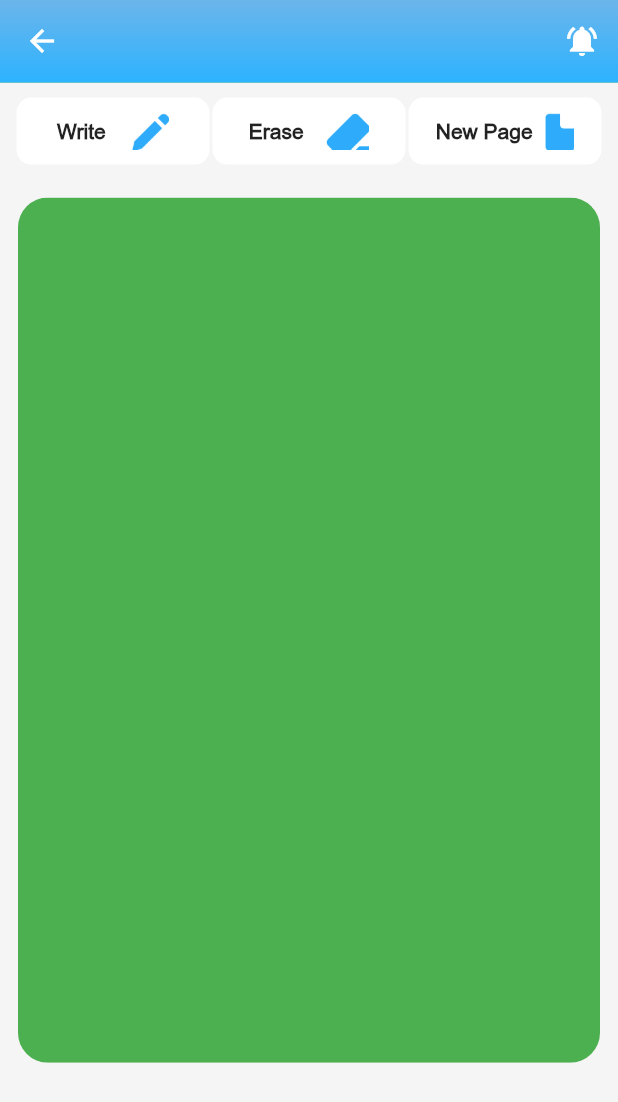
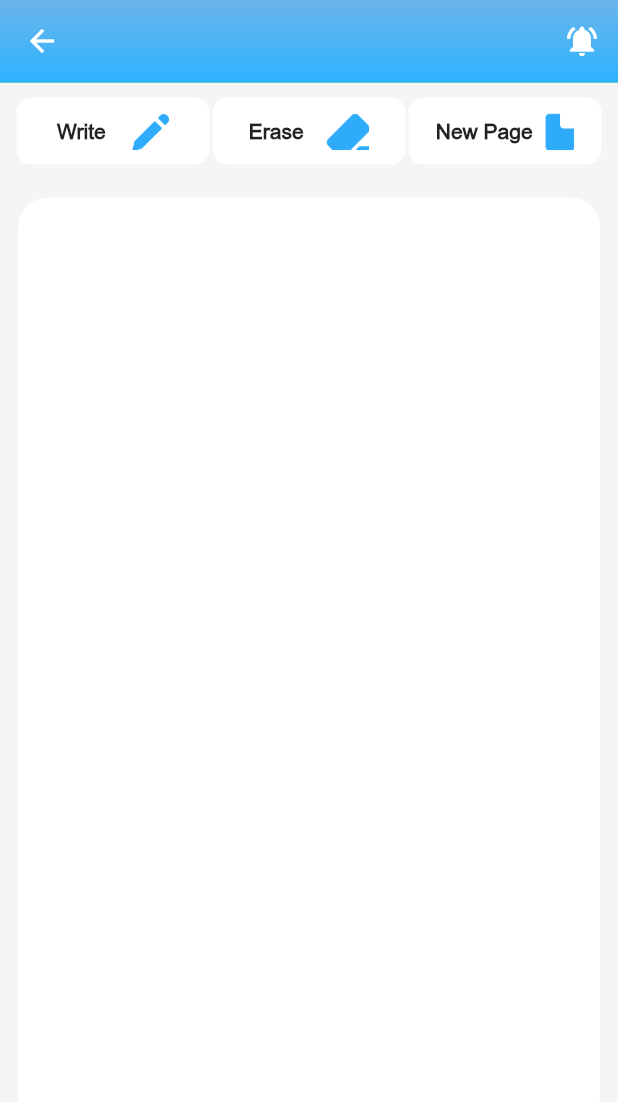
Before and after one commit to muhammadZohaibG/kyabaatapp, a Flutter app: the WriteScreen screen opened directly with empty values, after a tap on "New Page", on a phone screen of 412 x 824 dp. Shown: the top 1102 px of the screen. Run offline on Flutter 3.47's test engine with Material 2 defaults, Android fonts, the phone set to English and light mode, and no system bars; our stand-ins replace audioplayers, get, google_fonts, sensors_plus.

Commit message:
update by shahab..

```diff
--- a/lib/Views/Screens/VoicesCategories/Screens/Write/Painter/Painter.dart
+++ b/lib/Views/Screens/VoicesCategories/Screens/Write/Painter/Painter.dart
@@ -1,32 +1,51 @@
+
 import 'dart:ui';
 
 import 'package:flutter/cupertino.dart';
 import 'package:flutter/material.dart';
+import 'package:howsfeeling/Views/Screens/VoicesCategories/Screens/Write/Painter/PainterModel.dart';
 
 class MyCustomPainter extends CustomPainter {
-  List<Offset>? points = [];
+ /* List<Offset>? points = [];
 
   MyCustomPainter({
     this.points,
-  });
+  });*/
+  final List<PainterModel>? drawingPoints;
+
+  MyCustomPainter({this.drawingPoints});
+
+  List<Offset> offsetsList = [];
 
   @override
   void paint(Canvas canvas, Size size) {
     // TODO: implement paint
-    Paint background = Paint()..color = Colors.green;
+    Paint background = Paint()..color = Colors.white;
     Rect rect = Rect.fromLTWH(0, 0, size.width, size.height);
     canvas.drawRect(rect, background);
     Paint paint = Paint();
-
-    // paint.color=Colors.black;
-
-    paint.strokeWidth = 2.0;
+      paint.color=Colors.black;
+    paint.strokeWidth = 4.0;
     paint.isAntiAlias = true;
     paint.strokeCap = StrokeCap.round;
     // isSelected=false;
     //canvas.saveLayer(Rect.fromLTWH(0, 0, size.width, size.height), Paint());
     canvas.save();
-    for (int i = 0; i < points!.length - 1; i++) {
+    for (int i = 0; i < drawingPoints!.length-1; i++) {
+      if (drawingPoints![i] != null && drawingPoints![i + 1] != null) {
+        canvas.drawLine(drawingPoints![i].offset!, drawingPoints![i + 1].offset!,
+            drawingPoints![i].paint!);
+
+      } else if (drawingPoints![i] != null && drawingPoints![i + 1] == null) {
+        offsetsList.clear();
+        offsetsList.add(drawingPoints![i].offset!);
+
+        canvas.drawPoints(
+            PointMode.points, offsetsList, drawingPoints![i].paint!);
+      }
+    }
+
+    /*for (int i = 0; i < points!.length - 1; i++) {
       if (points![i] != null && points![i + 1] != null) {
         canvas.drawLine(points![i + 1], points![i], paint);
         // canvas.saveLayer(Rect.fromLTWH(0, 0, size.width, size.height), Paint());
@@ -36,7 +55,7 @@ class MyCustomPainter extends CustomPainter {
       } else if (points![i] != null && points![i + 1] == null) {
         canvas.drawPoints(PointMode.points, [points![i]], paint);
       }
-    }
+    }*/
 
     canvas.restore();
   }
@@ -48,3 +67,70 @@ class MyCustomPainter extends CustomPainter {
     return true;
   }
 }
+
+
+
+
+// import 'dart:ui';
+//
+// import 'package:flutter/cupertino.dart';
+// import 'package:flutter/material.dart';
+// import 'package:howsfeeling/Views/Screens/VoicesCategories/Screens/Write/Painter/PainterModel.dart';
+// import 'package:howsfeeling/Views/Screens/VoicesCategories/Screens/Write/Painter/drawingBoard.dart';
+//
+// class MyCustomPainter extends CustomPainter {
+//   // final List<PainterModel>? points;
+//     List<Offset>? points = [];
+//
+//   MyCustomPainter({this.points});
+//   // List<Offset>? points = [];
+//
+//
+//
+//       List<Offset> drawingPoints=[];
+//
+//
+//
+//   @override
+//   void paint(Canvas canvas, Size size) {
+//     // TODO: implement paint
+//     Paint background = Paint()..color = Colors.green;
+//     Rect rect = Rect.fromLTWH(0, 0, size.width, size.height);
+//     canvas.drawRect(rect, background);
+//     Paint paint = Paint();
+//
+//     // paint.color=Colors.black;
+//
+//     paint.strokeWidth = 2.0;
+//     paint.isAntiAlias = true;
+//     paint.strokeCap = StrokeCap.round;
+// canvas.save();
+//
+//     for (int i = 0; i < points!.length - 1; i++) {
+//       if (points![i] != null && points![i + 1] != null) {
+//          canvas.drawLine(points![i], points![i+1], Paint());
+//          // canvas.drawLine(points![i].offset!, points![i+1].offset!, points![i+1].paint!);
+//
+//
+//
+//       } else if (points![i] != null && points![i + 1] == null) {
+//
+//         // drawingPoints.clear();
+//         //    drawingPoints.add(points![i]);
+//
+//
+//         canvas.drawPoints(
+//             PointMode.points, drawingPoints, Paint());
+//       }
+//     }
+//
+//     canvas.restore();
+//   }
+//
+//   @override
+//   bool shouldRepaint(covariant CustomPainter oldDelegate) {
+//     // TODO: implement shouldRepaint
+//     // throw UnimplementedError();
+//     return true;
+//   }
+// }
--- /dev/null
+++ b/lib/Views/Screens/VoicesCategories/Screens/Write/Painter/PainterModel.dart
@@ -0,0 +1,8 @@
+import 'package:flutter/material.dart';
+
+class PainterModel {
+  Offset? offset;
+  Paint? paint;
+
+  PainterModel({this.offset, this.paint});
+}
--- a/lib/Views/Screens/VoicesCategories/Screens/Write/WriteController.dart
+++ b/lib/Views/Screens/VoicesCategories/Screens/Write/WriteController.dart
@@ -3,13 +3,18 @@ import 'dart:ui';
 
 import 'package:flutter/material.dart';
 import 'package:get/get.dart';
+import 'package:howsfeeling/Views/Screens/VoicesCategories/Screens/Write/Painter/PainterModel.dart';
 
 class WriteController extends GetxController {
-  RxList<Offset>? points = <Offset>[].obs;
-  RxList<Offset>? eraserPoints = <Offset>[].obs;
+
+
+  RxList<PainterModel>? drawingPoint = <PainterModel>[].obs;
+
+  Color? selectedColor = Colors.black;
+  double? strokeWidth=3;
 
   dynamic remover;
-  double? strokeWidth=4;
+
 bool isSelected =false;
 
  updateIsSelected(bool val){
@@ -18,39 +23,27 @@ bool isSelected =false;
    update();
  }
 
+ updateEraser(Color color){
+   selectedColor= color;
+   update();
+ }
+
+ onPanoption(val){
+   drawingPoint!.add(PainterModel(
+     offset: val,
+     paint: Paint()
+
+       ..isAntiAlias = true
+       ..strokeCap = StrokeCap.round
+       ..color =   selectedColor!
+       ..strokeWidth =  strokeWidth!,
+
+   ));
+   update();
+ }
 
 
 
 
-  removePainter(val){
-    remover = val;
-    update();
-  }
 
-
-   changeBrush(  final localPosition){
-     double? strokeWidth =3;
-      if ( isSelected == false ){
-
-        var paint = Paint();
-        paint.isAntiAlias = true;
-        paint.color = Colors.black;
-        paint.strokeWidth = strokeWidth;
-        points!.add(localPosition);
-        update();
-
-
-
-
-      }else{
-        var paint = Paint();
-        // paint.blendMode = BlendMode.clear;
-        paint.color = Colors.white;
-        paint.strokeWidth = strokeWidth;
-        eraserPoints!.add(localPosition);
-
-        update();
-      }
-
-  }
 }
--- a/lib/Views/Screens/VoicesCategories/Screens/Write/WriteScreen.dart
+++ b/lib/Views/Screens/VoicesCategories/Screens/Write/WriteScreen.dart
@@ -3,6 +3,7 @@ import 'package:flutter/cupertino.dart';
 import 'package:flutter/material.dart';
 import 'package:get/get.dart';
 import 'package:howsfeeling/Views/Screens/VoicesCategories/Screens/Write/Painter/Painter.dart';
+import 'package:howsfeeling/Views/Screens/VoicesCategories/Screens/Write/Painter/PainterModel.dart';
 import 'package:howsfeeling/Views/Screens/VoicesCategories/Screens/Write/WriteController.dart';
 import 'package:howsfeeling/utils/AppColors.dart';
 import '../../../../../Audios/Audios.dart';
@@ -22,10 +23,11 @@ class WriteScreen extends StatelessWidget {
       backgroundColor: AppColors.bgColor,
       appBar: PreferredSize(
           preferredSize: const Size.fromHeight(55),
-          child: AppBarr(name: name!,onTap: (){
-            Audios().playAudio('audios/ring2-mp3-6551.mp3');
-
-          })),
+          child: AppBarr(
+              name: name!,
+              onTap: () {
+                Audios().playAudio('audios/ring2-mp3-6551.mp3');
+              })),
       body: GetBuilder<WriteController>(
           init: WriteController(),
           builder: (controller) {
@@ -33,7 +35,8 @@ class WriteScreen extends StatelessWidget {
               child: Column(
                 children: [
                   Container(
-                    margin: const EdgeInsets.symmetric(vertical: 10, horizontal: 10),
+                    margin: const EdgeInsets.symmetric(
+                        vertical: 10, horizontal: 10),
                     child: Row(
                       children: [
                         Expanded(
@@ -41,7 +44,7 @@ class WriteScreen extends StatelessWidget {
                                 img: 'assets/pencil.png',
                                 name: 'Write',
                                 onTap: () {
-                                  controller.updateIsSelected(false);
+                                  controller.updateEraser(Colors.black);
                                 },
                                 context: context)),
                         Expanded(
@@ -49,10 +52,7 @@ class WriteScreen extends StatelessWidget {
                                 img: 'assets/erase.png',
                                 name: 'Erase',
                                 onTap: () {
-
-                                    controller.updateIsSelected(true);
-                                  print('Removerrrrrrrrrrrr');
-                                  // controller.points!.value.removeWhere((element) => element.Offset());
+                                  controller.updateEraser(Colors.white);
                                 },
                                 context: context)),
                         Expanded(
@@ -60,68 +60,48 @@ class WriteScreen extends StatelessWidget {
                                 img: 'assets/new.png',
                                 name: 'New Page',
                                 onTap: () {
-                                  controller.points!.value.clear();
-                                  controller.updateIsSelected(false);
+                                  controller.drawingPoint!.value.clear();
+                                  controller.updateEraser(Colors.black);
                                 },
                                 context: context)),
                       ],
                     ),
                   ),
                   Container(
-                    height: MediaQuery.of(context).size.height * 0.7,
-                    width: MediaQuery.of(context).size.width,
-                    margin: const EdgeInsets.symmetric(horizontal: 12, vertical: 12),
+                    height: MediaQuery
+                        .of(context)
+                        .orientation == Orientation.portrait ? MediaQuery
+                        .of(context)
+                        .size
+                        .height * 0.75 :MediaQuery
+                        .of(context)
+                        .size
+                        .height * 0.55 ,
+                    width: MediaQuery
+                        .of(context)
+                        .size
+                        .width,
+                    margin: const EdgeInsets.symmetric(
+                        horizontal: 12, vertical: 12),
                     child: ClipRRect(
                       borderRadius: const BorderRadius.all(Radius.circular(20)),
                       child: GestureDetector(
                         onPanDown: (det) {
-                        Canvas?  canvas;
-
-                        //      controller.points!.value.add(det.localPosition);
-                        // controller.eraserPoints!.value.add(det.localPosition);
-                        //
-                        // controller.update();
-                        controller.changeBrush(det.localPosition);
-
-
-
-
+                          controller.onPanoption(det.localPosition);
                         },
                         onPanUpdate: (det) {
-                          controller.changeBrush(det.localPosition);
-
-
-                          // if (controller.isSelected == false) {
-                          //   controller.points!.value.add(det.localPosition);
-                          //   controller.update();
-                          //   // cavas!.saveLayer(Rect.fromLTWH(0, 0, 400, 400), Paint());
-                          //
-                          // } else {
-                          //   controller.eraserPoints!.value.add(det.localPosition);
-                          //   controller.update();
-                          //
-                          // }
+                          controller.onPanoption(det.localPosition);
                         },
                         onPanEnd: (det) {
-
-
-                            controller.points!.value.add(Offset.infinite);
+                          controller.drawingPoint!.add(PainterModel(
+                              offset: Offset.infinite, paint: Paint()));
 
                           controller.update();
-
-
-
-
-
-
                         },
                         child: CustomPaint(
                             painter: MyCustomPainter(
-
-                           points: controller.isSelected==true? controller.eraserPoints!.value :controller.points!.value ,
-
-
-                        )),
+                              drawingPoints: controller.drawingPoint!.value,
+                            )),
                       ),
                     ),
                   ),
```
Also changed, not shown: lib/Views/Screens/HandShakeBell/HandShakeBellScreen.dart (+13 -1 lines), lib/Views/Screens/HandShakeBell/HandShakebellController.dart (+16 -20 lines), fonts/arialLight.TTF (deleted), 6 other files.
